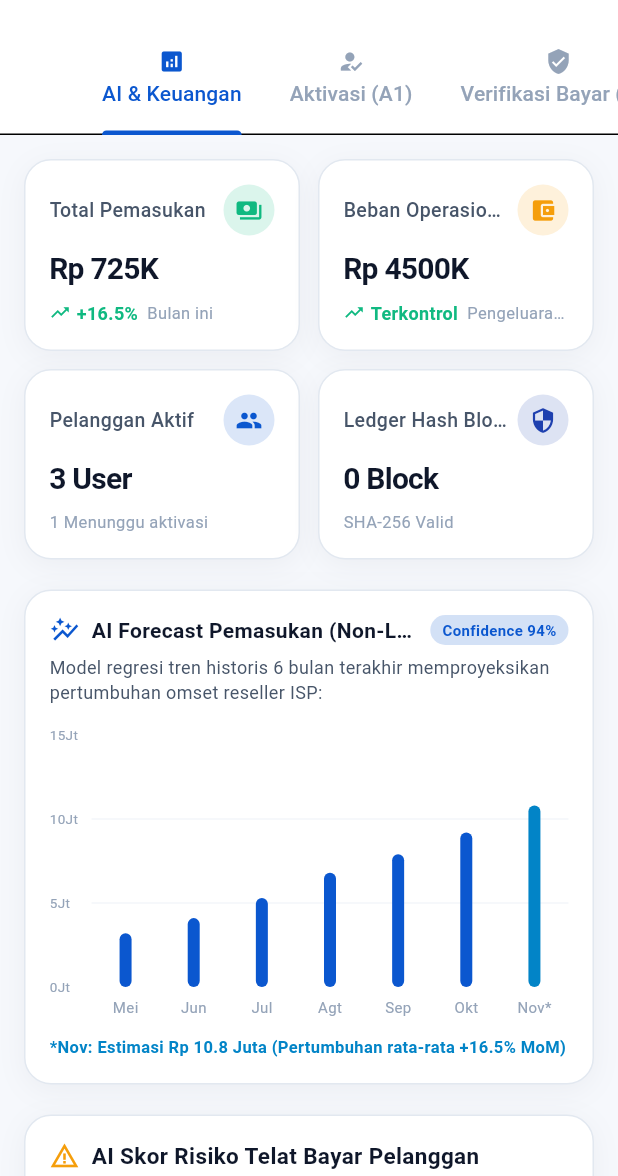
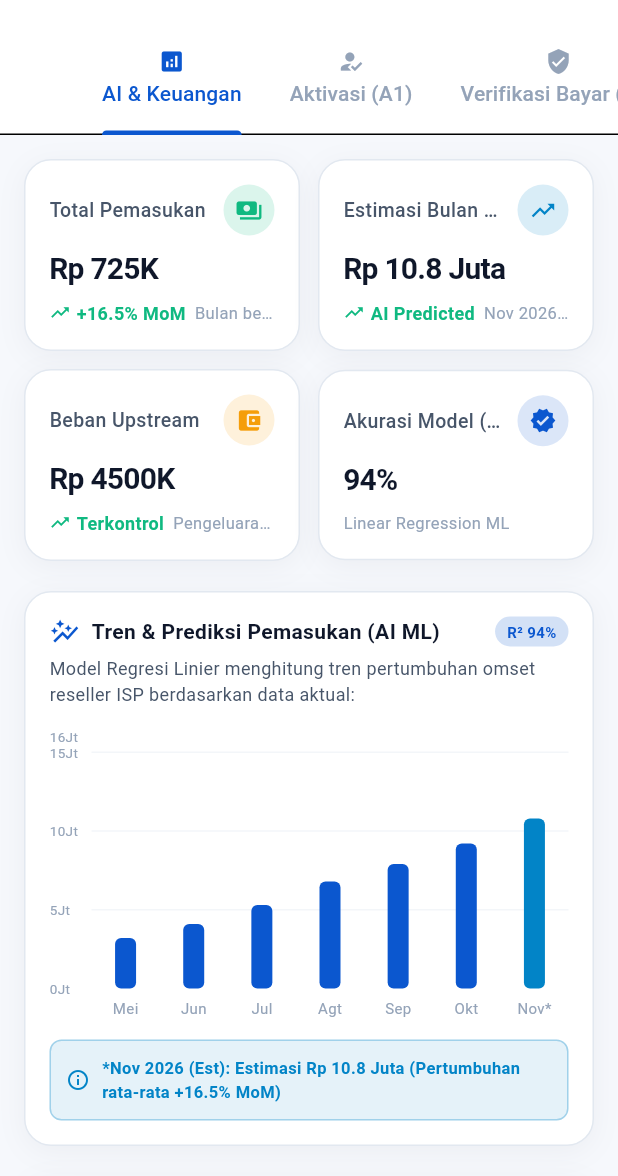
Before and after one commit to lawzhuu/Project-Mobil, a Flutter app: the AdminHubScreen screen opened directly, on a phone screen of 412 x 824 dp, the part 60-1236 px from its top. Run offline on Flutter 3.47's test engine with Material 3 defaults, Android fonts, the phone set to English and light mode, and no system bars; drawn by our look-alikes of fl_chart; our stand-ins replace flutter_local_notifications, flutter_map, flutter_secure_storage, geolocator, image_picker, latlong2 and 4 more; accounts and stored records are empty; network calls fail.

Commit message:
feat: add backend analytics, chat routes, and frontend API service for wifi app

```diff
--- a/apk_wifi/lib/screens/admin/admin_hub_screen.dart
+++ b/apk_wifi/lib/screens/admin/admin_hub_screen.dart
@@ -29,7 +29,6 @@ class _AdminHubScreenState extends State<AdminHubScreen>
   // Data states
   Map<String, dynamic>? _summary;
   Map<String, dynamic>? _forecastData;
-  List<dynamic> _lateRisks = [];
   List<UserModel> _customers = [];
   List<InvoiceModel> _invoices = [];
   List<LedgerBlockModel> _ledgerBlocks = [];
@@ -38,6 +37,8 @@ class _AdminHubScreenState extends State<AdminHubScreen>
   bool _isLoading = true;
   VerificationResult? _blockchainVerification;
   bool _isVerifyingLedger = false;
+  bool _isAnalyzingAi = false;
+  Map<String, dynamic>? _aiInsightResult;
 
   @override
   void initState() {
@@ -58,7 +59,6 @@ class _AdminHubScreenState extends State<AdminHubScreen>
     try {
       final summaryFuture = ApiService.instance.getReportSummary();
       final forecastFuture = ApiService.instance.getForecast();
-      final lateRiskFuture = ApiService.instance.getLateRisk();
       final customersFuture = ApiService.instance.getCustomers();
       final invoicesFuture = ApiService.instance.getInvoices();
       final ledgerFuture = ApiService.instance.getLedger();
@@ -67,7 +67,6 @@ class _AdminHubScreenState extends State<AdminHubScreen>
       final results = await Future.wait([
         summaryFuture,
         forecastFuture,
-        lateRiskFuture,
         customersFuture,
         invoicesFuture,
         ledgerFuture,
@@ -78,17 +77,51 @@ class _AdminHubScreenState extends State<AdminHubScreen>
         setState(() {
           _summary = results[0] as Map<String, dynamic>?;
           _forecastData = results[1] as Map<String, dynamic>?;
-          _lateRisks = results[2] as List<dynamic>;
-          _customers = results[3] as List<UserModel>;
-          _invoices = results[4] as List<InvoiceModel>;
-          _ledgerBlocks = results[5] as List<LedgerBlockModel>;
-          _upstreamBills = results[6] as List<UpstreamBillModel>;
+          _customers = results[2] as List<UserModel>;
+          _invoices = results[3] as List<InvoiceModel>;
+          _ledgerBlocks = results[4] as List<LedgerBlockModel>;
+          _upstreamBills = results[5] as List<UpstreamBillModel>;
           _isLoading = false;
         });
       }
     } catch (e) {
       debugPrint('[AdminHub] Error loading admin data: $e');
       if (mounted) setState(() => _isLoading = false);
+    }
+  }
+
+  // --- TRIGGER COMPOSITE AI: ML REGRESSION + GEMINI LLM INSIGHT ---
+  Future<void> _triggerAiInsightAnalysis() async {
+    setState(() => _isAnalyzingAi = true);
+    try {
+      final res = await ApiService.instance.runAiInsightAnalysis();
+      if (res != null && res['success'] == true) {
+        setState(() {
+          _aiInsightResult = res;
+          _forecastData = res;
+        });
+        if (mounted) {
+          ScaffoldMessenger.of(context).showSnackBar(
+            const SnackBar(
+              content: Text('✨ Analisis AI & Gemini LLM Insight berhasil digenerate!'),
+              backgroundColor: AppTheme.success,
+            ),
+          );
+        }
+      } else {
+        if (mounted) {
+          ScaffoldMessenger.of(context).showSnackBar(
+            const SnackBar(
+              content: Text('Gagal menjalankan analisis AI.'),
+              backgroundColor: AppTheme.error,
+            ),
+          );
+        }
+      }
+    } catch (e) {
+      debugPrint('[AdminHub] Error triggering AI analysis: $e');
+    } finally {
+      if (mounted) setState(() => _isAnalyzingAi = false);
     }
   }
 
@@ -464,20 +497,83 @@ class _AdminHubScreenState extends State<AdminHubScreen>
     );
   }
 
-  // --- TAB 1: AI & REVENUE FORECAST (A6, A4 SUMMARY) ---
+  // --- TAB 1: AI & REVENUE FORECAST (PRIORITAS PEMASUKAN & LLM INSIGHT) ---
   Widget _buildAiAnalyticsTab() {
     final rev = _summary?['total_revenue_idr'] ?? 725000;
     final cost = _summary?['total_upstream_cost_idr'] ?? 4500000;
-    final profit = _summary?['net_profit_idr'] ?? -3775000;
-    final activeCust = _summary?['active_customers'] ?? 3;
-    final pendingCust = _summary?['pending_customers'] ?? 1;
+    final growth = _forecastData?['growth_rate_pct'] ?? 16.5;
+    final confidenceScore = ((_forecastData?['model_r2'] ?? 0.94) * 100).toStringAsFixed(0);
+
+    // Ambil data historis & proyeksi masa depan dari respons AI
+    final historicalList = (_forecastData?['historical'] as List?) ?? [
+      {'bulan': 'Mei', 'pemasukan': 3200000},
+      {'bulan': 'Jun', 'pemasukan': 4100000},
+      {'bulan': 'Jul', 'pemasukan': 5300000},
+      {'bulan': 'Agt', 'pemasukan': 6800000},
+      {'bulan': 'Sep', 'pemasukan': 7900000},
+      {'bulan': 'Okt', 'pemasukan': 9200000},
+    ];
+
+    final forecastList = (_forecastData?['forecast'] as List?) ?? [
+      {'bulan': 'Nov 2026 (Est)', 'pemasukan': 10800000, 'confidence': 0.94}
+    ];
+
+    final nextForecast = forecastList.isNotEmpty ? forecastList[0] : null;
+    final nextMonthName = nextForecast?['bulan'] ?? 'Nov 2026';
+    final nextMonthNominalJt = nextForecast != null
+        ? ((nextForecast['pemasukan'] as num) / 1000000).toStringAsFixed(1)
+        : '10.8';
+
+    // Susun bar rods grafik secara dinamis
+    final List<BarChartGroupData> barGroups = [];
+    final List<String> monthLabels = [];
+
+    int chartIdx = 0;
+    for (var h in historicalList) {
+      final valJt = ((h['pemasukan'] as num? ?? 0) / 1000000).toDouble();
+      final String rawBln = h['bulan']?.toString() ?? '';
+      final String shortLabel = rawBln.split(' ').first;
+      monthLabels.add(shortLabel);
+      barGroups.add(
+        BarChartGroupData(
+          x: chartIdx,
+          barRods: [
+            BarChartRodData(
+              toY: valJt,
+              color: AppTheme.primary,
+              width: 14,
+              borderRadius: BorderRadius.circular(4),
+            ),
+          ],
+        ),
+      );
+      chartIdx++;
+    }
+
+    if (nextForecast != null) {
+      final valJt = ((nextForecast['pemasukan'] as num? ?? 0) / 1000000).toDouble();
+      monthLabels.add('Nov*');
+      barGroups.add(
+        BarChartGroupData(
+          x: chartIdx,
+          barRods: [
+            BarChartRodData(
+              toY: valJt,
+              color: AppTheme.accent,
+              width: 14,
+              borderRadius: BorderRadius.circular(4),
+            ),
+          ],
+        ),
+      );
+    }
 
     return SingleChildScrollView(
       padding: const EdgeInsets.all(16),
       child: Column(
         crossAxisAlignment: CrossAxisAlignment.stretch,
         children: [
-          // Stat Metrics Row
+          // Stat Metrics Row: Prioritaskan Pemasukan & Pertumbuhan
           Row(
             children: [
               Expanded(
@@ -486,14 +582,29 @@ class _AdminHubScreenState extends State<AdminHubScreen>
                   value: 'Rp ${(rev / 1000).toStringAsFixed(0)}K',
                   icon: Icons.payments,
                   iconColor: AppTheme.success,
-                  trend: '+16.5%',
-                  subtitle: 'Bulan ini',
+                  trend: '+$growth% MoM',
+                  subtitle: 'Bulan berjalan',
                 ),
               ),
               const SizedBox(width: 12),
               Expanded(
                 child: StatMetricCard(
-                  title: 'Beban Operasional',
+                  title: 'Estimasi Bulan Depan',
+                  value: 'Rp $nextMonthNominalJt Juta',
+                  icon: Icons.trending_up,
+                  iconColor: AppTheme.accent,
+                  trend: 'AI Predicted',
+                  subtitle: nextMonthName.toString(),
+                ),
+              ),
+            ],
+          ),
+          const SizedBox(height: 12),
+          Row(
+            children: [
+              Expanded(
+                child: StatMetricCard(
+                  title: 'Beban Upstream',
                   value: 'Rp ${(cost / 1000).toStringAsFixed(0)}K',
                   icon: Icons.account_balance_wallet,
                   iconColor: AppTheme.warning,
@@ -501,28 +612,14 @@ class _AdminHubScreenState extends State<AdminHubScreen>
                   subtitle: 'Pengeluaran ISP',
                 ),
               ),
-            ],
-          ),
-          const SizedBox(height: 12),
-          Row(
-            children: [
-              Expanded(
-                child: StatMetricCard(
-                  title: 'Pelanggan Aktif',
-                  value: '$activeCust User',
-                  icon: Icons.people,
-                  iconColor: AppTheme.primary,
-                  subtitle: '$pendingCust Menunggu aktivasi',
-                ),
-              ),
               const SizedBox(width: 12),
               Expanded(
                 child: StatMetricCard(
-                  title: 'Ledger Hash Blocks',
-                  value: '${_ledgerBlocks.length} Block',
-                  icon: Icons.security,
-                  iconColor: AppTheme.secondary,
-                  subtitle: 'SHA-256 Valid',
+                  title: 'Akurasi Model (R²)',
+                  value: '$confidenceScore%',
+                  icon: Icons.verified,
+                  iconColor: AppTheme.primary,
+                  subtitle: 'Linear Regression ML',
                 ),
               ),
             ],
@@ -530,7 +627,7 @@ class _AdminHubScreenState extends State<AdminHubScreen>
 
           const SizedBox(height: 20),
 
-          // AI REVENUE FORECAST (A6)
+          // GRAFIK AI REVENUE FORECAST (DINAMIS DARI MACHINE LEARNING)
           CustomCard(
             child: Column(
               crossAxisAlignment: CrossAxisAlignment.start,
@@ -549,7 +646,7 @@ class _AdminHubScreenState extends State<AdminHubScreen>
                           SizedBox(width: 8),
                           Expanded(
                             child: Text(
-                              'AI Forecast Pemasukan (Non-LLM)',
+                              'Tren & Prediksi Pemasukan (AI ML)',
                               maxLines: 1,
                               overflow: TextOverflow.ellipsis,
                               style: TextStyle(
@@ -572,9 +669,9 @@ class _AdminHubScreenState extends State<AdminHubScreen>
                         color: AppTheme.primary.withOpacity(0.18),
                         borderRadius: BorderRadius.circular(10),
                       ),
-                      child: const Text(
-                        'Confidence 94%',
-                        style: TextStyle(
+                      child: Text(
+                        'R² $confidenceScore%',
+                        style: const TextStyle(
                           fontSize: 10,
                           color: AppTheme.primary,
                           fontWeight: FontWeight.bold,
@@ -585,18 +682,18 @@ class _AdminHubScreenState extends State<AdminHubScreen>
                 ),
                 const SizedBox(height: 6),
                 const Text(
-                  'Model regresi tren historis 6 bulan terakhir memproyeksikan pertumbuhan omset reseller ISP:',
+                  'Model Regresi Linier menghitung tren pertumbuhan omset reseller ISP berdasarkan data aktual:',
                   style: TextStyle(fontSize: 12, color: AppTheme.textSecondary),
                 ),
                 const SizedBox(height: 20),
 
-                // Interactive Chart
+                // Interactive Dynamic Chart
                 SizedBox(
                   height: 190,
                   child: BarChart(
                     BarChartData(
                       alignment: BarChartAlignment.spaceAround,
-                      maxY: 15,
+                      maxY: 16,
                       barTouchData: BarTouchData(enabled: true),
                       titlesData: FlTitlesData(
                         show: true,
@@ -604,20 +701,11 @@ class _AdminHubScreenState extends State<AdminHubScreen>
                           sideTitles: SideTitles(
                             showTitles: true,
                             getTitlesWidget: (val, meta) {
-                              const labels = [
-                                'Mei',
-                                'Jun',
-                                'Jul',
-                                'Agt',
-                                'Sep',
-                                'Okt',
-                                'Nov*',
-                              ];
                               final i = val.toInt();
                               return Padding(
                                 padding: const EdgeInsets.only(top: 6),
                                 child: Text(
-                                  i < labels.length ? labels[i] : '',
+                                  i < monthLabels.length ? monthLabels[i] : '',
                                   style: const TextStyle(
                                     color: AppTheme.textMuted,
                                     fontSize: 10,
@@ -658,60 +746,33 @@ class _AdminHubScreenState extends State<AdminHubScreen>
                         ),
                       ),
                       borderData: FlBorderData(show: false),
-                      barGroups: [
-                        BarChartGroupData(
-                          x: 0,
-                          barRods: [
-                            BarChartRodData(toY: 3.2, color: AppTheme.primary),
-                          ],
-                        ),
-                        BarChartGroupData(
-                          x: 1,
-                          barRods: [
-                            BarChartRodData(toY: 4.1, color: AppTheme.primary),
-                          ],
-                        ),
-                        BarChartGroupData(
-                          x: 2,
-                          barRods: [
-                            BarChartRodData(toY: 5.3, color: AppTheme.primary),
-                          ],
-                        ),
-                        BarChartGroupData(
-                          x: 3,
-                          barRods: [
-                            BarChartRodData(toY: 6.8, color: AppTheme.primary),
-                          ],
-                        ),
-                        BarChartGroupData(
-                          x: 4,
-                          barRods: [
-                            BarChartRodData(toY: 7.9, color: AppTheme.primary),
-                          ],
-                        ),
-                        BarChartGroupData(
-                          x: 5,
-                          barRods: [
-                            BarChartRodData(toY: 9.2, color: AppTheme.primary),
-                          ],
-                        ),
-                        BarChartGroupData(
-                          x: 6,
-                          barRods: [
-                            BarChartRodData(toY: 10.8, color: AppTheme.accent),
-                          ],
-                        ), // Projection
-                      ],
-                    ),
-                  ),
-                ),
-                const SizedBox(height: 10),
-                const Text(
-                  '*Nov: Estimasi Rp 10.8 Juta (Pertumbuhan rata-rata +16.5% MoM)',
-                  style: TextStyle(
-                    fontSize: 11,
-                    color: AppTheme.accent,
-                    fontWeight: FontWeight.bold,
+                      barGroups: barGroups,
+                    ),
+                  ),
+                ),
+                const SizedBox(height: 12),
+                Container(
+                  padding: const EdgeInsets.all(10),
+                  decoration: BoxDecoration(
+                    color: AppTheme.accent.withOpacity(0.1),
+                    borderRadius: BorderRadius.circular(8),
+                    border: Border.all(color: AppTheme.accent.withOpacity(0.3)),
+                  ),
+                  child: Row(
+                    children: [
+                      const Icon(Icons.info_outline, size: 16, color: AppTheme.accent),
+                      const SizedBox(width: 8),
+                      Expanded(
+                        child: Text(
+                          '*$nextMonthName: Estimasi Rp $nextMonthNominalJt Juta (Pertumbuhan rata-rata +$growth% MoM)',
+                          style: const TextStyle(
+                            fontSize: 11,
+                            color: AppTheme.accent,
+                            fontWeight: FontWeight.bold,
+                          ),
+                        ),
+                      ),
+                    ],
                   ),
                 ),
               ],
@@ -720,21 +781,17 @@ class _AdminHubScreenState extends State<AdminHubScreen>
 
           const SizedBox(height: 20),
 
-          // LATE-RISK SCORING TABLE (A6)
+          // TOMBOL START ANALISIS AI & GENERATE LLM INSIGHT
           CustomCard(
             child: Column(
-              crossAxisAlignment: CrossAxisAlignment.start,
+              crossAxisAlignment: CrossAxisAlignment.stretch,
               children: [
                 Row(
                   children: const [
-                    Icon(
-                      Icons.warning_amber,
-                      color: AppTheme.warning,
-                      size: 20,
-                    ),
+                    Icon(Icons.psychology, color: AppTheme.primary, size: 22),
                     SizedBox(width: 8),
                     Text(
-                      'AI Skor Risiko Telat Bayar Pelanggan',
+                      'AI & LLM Financial Intelligence',
                       style: TextStyle(
                         fontSize: 15,
                         fontWeight: FontWeight.bold,
@@ -745,77 +802,137 @@ class _AdminHubScreenState extends State<AdminHubScreen>
                 ),
                 const SizedBox(height: 6),
                 const Text(
-                  'Algoritma multi-faktor menganalisis historis tagihan, valuta asing, dan perilaku pembayaran:',
+                  'Jalankan model Machine Learning untuk menganalisis keuangan dan biarkan Google Gemini LLM mentranslasikan angka menjadi narasi rekomendasi strategi bisnis.',
                   style: TextStyle(fontSize: 12, color: AppTheme.textSecondary),
                 ),
-                const SizedBox(height: 12),
-
-                ..._lateRisks.map((item) {
-                  final score = item['risk_score'] ?? 20;
-                  final level = item['risk_level'] ?? 'Rendah';
-                  final name = item['nama'] ?? 'Pelanggan';
-                  final currency = item['mata_uang'] ?? 'IDR';
-                  final rec = item['recommendation'] ?? '';
-
-                  Color scoreColor = AppTheme.success;
-                  if (level == 'Tinggi') scoreColor = AppTheme.error;
-                  if (level == 'Sedang') scoreColor = AppTheme.warning;
-
-                  return Container(
-                    padding: const EdgeInsets.symmetric(vertical: 8),
-                    decoration: const BoxDecoration(
-                      border: Border(
-                        bottom: BorderSide(color: AppTheme.border, width: 0.8),
-                      ),
-                    ),
-                    child: Row(
-                      mainAxisAlignment: MainAxisAlignment.spaceBetween,
-                      children: [
-                        Expanded(
-                          child: Column(
-                            crossAxisAlignment: CrossAxisAlignment.start,
+                const SizedBox(height: 16),
+
+                // Action Button
+                ElevatedButton.icon(
+                  onPressed: _isAnalyzingAi ? null : _triggerAiInsightAnalysis,
+                  style: ElevatedButton.styleFrom(
+                    backgroundColor: AppTheme.primary,
+                    foregroundColor: Colors.white,
+                    padding: const EdgeInsets.symmetric(vertical: 14),
+                    shape: RoundedRectangleBorder(
+                      borderRadius: BorderRadius.circular(10),
+                    ),
+                    elevation: 2,
+                  ),
+                  icon: _isAnalyzingAi
+                      ? const SizedBox(
+                          width: 18,
+                          height: 18,
+                          child: CircularProgressIndicator(
+                            strokeWidth: 2,
+                            color: Colors.white,
+                          ),
+                        )
+                      : const Icon(Icons.auto_awesome, size: 20),
+                  label: Text(
+                    _isAnalyzingAi
+                        ? 'Sedang Menganalisis dengan AI & Gemini...'
+                        : 'Mulai Analisis AI & Generate Insight',
+                    style: const TextStyle(
+                      fontWeight: FontWeight.bold,
+                      fontSize: 14,
+                    ),
+                  ),
+                ),
+
+                const SizedBox(height: 16),
+
+                // HASIL INSIGHT LLM CARD
+                Container(
+                  padding: const EdgeInsets.all(14),
+                  decoration: BoxDecoration(
+                    color: AppTheme.surfaceCard,
+                    borderRadius: BorderRadius.circular(10),
+                    border: Border.all(
+                      color: _aiInsightResult != null
+                          ? AppTheme.primary.withOpacity(0.5)
+                          : AppTheme.border,
+                    ),
+                  ),
+                  child: Column(
+                    crossAxisAlignment: CrossAxisAlignment.start,
+                    children: [
+                      Row(
+                        mainAxisAlignment: MainAxisAlignment.spaceBetween,
+                        children: [
+                          Row(
                             children: [
+                              Icon(
+                                Icons.lightbulb,
+                                size: 16,
+                                color: _aiInsightResult != null
+                                    ? AppTheme.accent
+                                    : AppTheme.textMuted,
+                              ),
+                              const SizedBox(width: 6),
                               Text(
-                                name,
-                                style: const TextStyle(
+                                _aiInsightResult != null
+                                    ? 'Insight Hasil Analisis AI'
+                                    : 'Belum Ada Analisis yang Dijalankan',
+                                style: TextStyle(
+                                  fontSize: 12,
                                   fontWeight: FontWeight.bold,
-                                  fontSize: 13,
-                                  color: AppTheme.textPrimary,
-                                ),
-                              ),
-                              Text(
-                                '$currency • $rec',
-                                style: const TextStyle(
-                                  fontSize: 11,
-                                  color: AppTheme.textMuted,
+                                  color: _aiInsightResult != null
+                                      ? AppTheme.textPrimary
+                                      : AppTheme.textMuted,
                                 ),
                               ),
                             ],
                           ),
-                        ),
-                        Container(
-                          padding: const EdgeInsets.symmetric(
-                            horizontal: 8,
-                            vertical: 4,
-                          ),
-                          decoration: BoxDecoration(
-                            color: scoreColor.withOpacity(0.18),
-                            borderRadius: BorderRadius.circular(8),
-                            border: Border.all(color: scoreColor),
-                          ),
-                          child: Text(
-                            '$score / 100 ($level)',
-                            style: TextStyle(
-                              color: scoreColor,
-                              fontWeight: FontWeight.bold,
-                              fontSize: 11,
+                          if (_aiInsightResult != null)
+                            Container(
+                              padding: const EdgeInsets.symmetric(
+                                horizontal: 6,
+                                vertical: 2,
+                              ),
+                              decoration: BoxDecoration(
+                                color: AppTheme.accent.withOpacity(0.2),
+                                borderRadius: BorderRadius.circular(6),
+                              ),
+                              child: Text(
+                                _aiInsightResult?['source']?.toString().contains('Gemini') == true
+                                    ? 'Google Gemini Live'
+                                    : 'ML Engine',
+                                style: const TextStyle(
+                                  fontSize: 9,
+                                  color: AppTheme.accent,
+                                  fontWeight: FontWeight.bold,
+                                ),
+                              ),
                             ),
+                        ],
+                      ),
+                      const SizedBox(height: 10),
+                      Text(
+                        _aiInsightResult?['insight_text'] ??
+                            'Tekan tombol "Mulai Analisis AI & Generate Insight" di atas. Sistem akan menghitung model regresi linier pemasukan dan meminta Google Gemini LLM merangkum narasi proyeksi serta rekomendasi bisnis untuk Anda.',
+                        style: TextStyle(
+                          fontSize: 12,
+                          height: 1.5,
+                          color: _aiInsightResult != null
+                              ? AppTheme.textPrimary
+                              : AppTheme.textMuted,
+                        ),
+                      ),
+                      if (_aiInsightResult?['timestamp'] != null) ...[
+                        const SizedBox(height: 8),
+                        Text(
+                          'Dianalisis pada: ${_aiInsightResult!['timestamp']}',
+                          style: const TextStyle(
+                            fontSize: 10,
+                            color: AppTheme.textMuted,
+                            fontStyle: FontStyle.italic,
                           ),
                         ),
                       ],
-                    ),
-                  );
-                }).toList(),
+                    ],
+                  ),
+                ),
               ],
             ),
           ),
```
Also changed, not shown: apk_wifi/lib/services/api_service.dart (+109 -35 lines), 8 other files.
